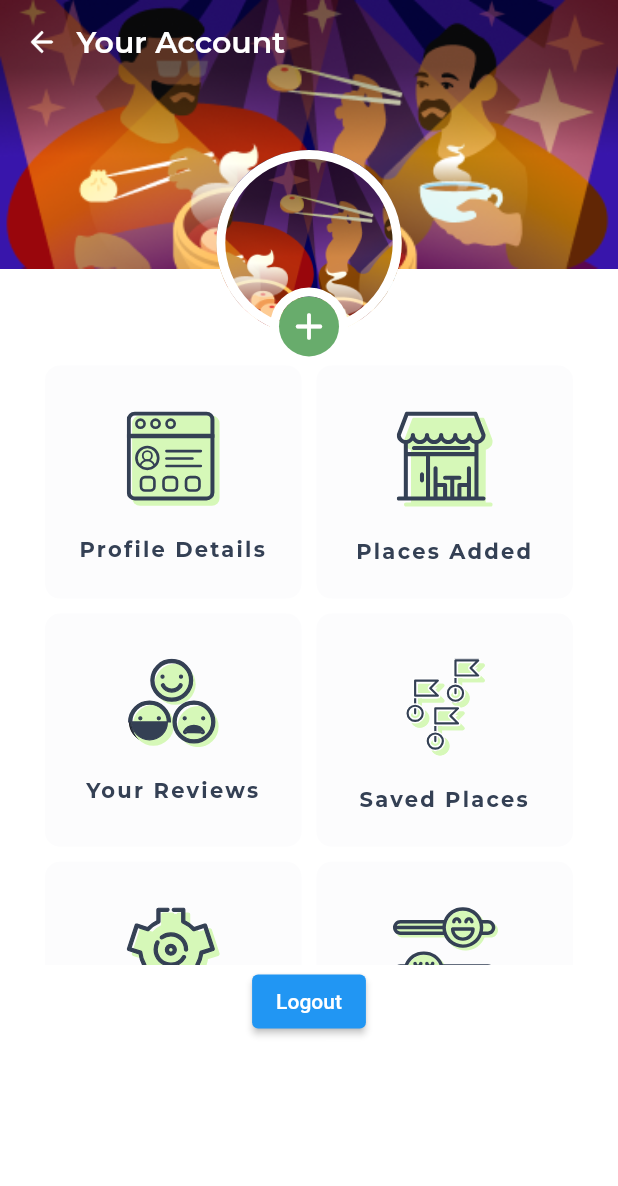
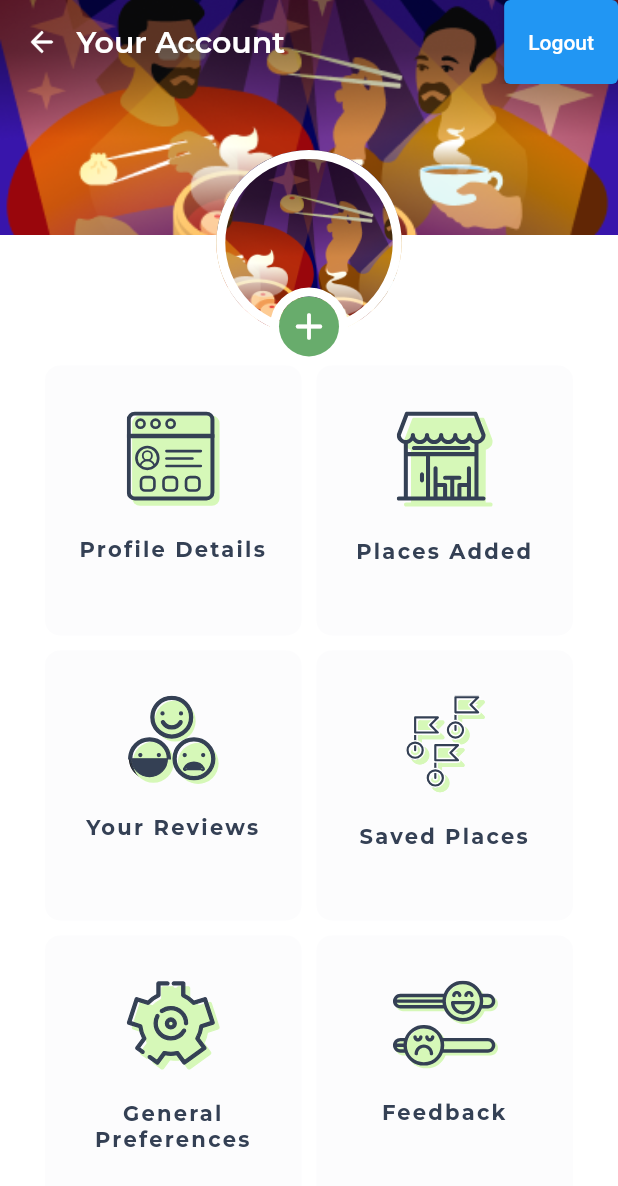
Before and after one commit to Karan0009/eat-good-app, a Flutter app: the ProfileScreen screen opened by its route, on a phone screen of 412 x 824 dp. Shown: the top 1186 px of the screen. Run offline on Flutter 3.47's test engine with Material 2 defaults, Android fonts, the phone set to English and light mode, and no system bars; our stand-ins replace cloud_firestore, firebase_auth, firebase_core, flutter_native_splash, flutter_svg, get_it and 5 more; accounts and stored records are empty.

Commit message:
fix: scroll issue in profile page

```diff
--- a/assets/lang/en.json
+++ b/assets/lang/en.json
@@ -23,5 +23,6 @@
   "yourReviews": "Your Reviews",
   "savedPlaces": "Saved Places",
   "generalPreferences": "General Preferences",
-  "feedback": "Feedback"
+  "feedback": "Feedback",
+  "profilePicture":"Profile Picture"
 }
--- a/assets/lang/hi.json
+++ b/assets/lang/hi.json
@@ -23,5 +23,6 @@
   "yourReviews": "आपकी समीक्षा",
   "savedPlaces": "सहेजी गई जगहें",
   "generalPreferences": "सामान्य प्राथमिकताएं",
-  "feedback": "प्रतिक्रिया"
+  "feedback": "प्रतिक्रिया",
+  "profilePicture":"प्रोफ़ाइल चित्र"
 }
--- a/lib/locator.dart
+++ b/lib/locator.dart
@@ -9,6 +9,7 @@ import 'package:login_screen_2/screens/profile_screen/repositories/profile_scree
 import 'package:login_screen_2/shared/providers/theme_provider.dart';
 // import 'package:login_screen_2/shared/providers/theme_provider.dart';
 import 'package:login_screen_2/shared/providers/user_provider.dart';
+import 'package:login_screen_2/shared/services/add_image_service.dart';
 import 'package:login_screen_2/shared/services/navigation_service.dart';
 
 import 'screens/home_screen/repositories/home_screen_repo_impl.dart';
@@ -20,6 +21,7 @@ void setupLocator() {
   locator.registerLazySingleton<FirebaseFirestore>(
       () => FirebaseFirestore.instance);
   locator.registerSingleton<NavigationService>(NavigationService());
+  locator.registerLazySingleton<AddImageService>(() => AddImageService());
   locator.registerFactory<LoginScreenRepo>(() => LoginScreenRepoImpl());
   locator.registerFactory<ProfileScreenRepo>(() => ProfileScreenRepoImpl());
   locator
--- a/lib/screens/profile_screen/views/profile_screen.view.dart
+++ b/lib/screens/profile_screen/views/profile_screen.view.dart
@@ -6,6 +6,7 @@ import 'package:provider/provider.dart';
 import 'package:flutter_svg/svg.dart';
 
 import '../../../locator.dart';
+import '../../../shared/components/loading_overlay/loading_overlay.dart';
 import '../../../shared/components/margin/margin.dart';
 import '../../../shared/providers/user_provider.dart';
 import '../components/avatar_circle/avatar_circle.dart';
@@ -29,17 +30,12 @@ class _ProfileScreenState extends State<ProfileScreen> {
   @override
   Widget build(BuildContext context) {
     final userProvider = locator<UserProvider>();
-    // double screenHeight = MediaQuery.of(context).size.height * 0.95;
+    double screenHeight = MediaQuery.of(context).size.height * 0.95;
     final vm = Provider.of<ProfileScreenViewModel>(context, listen: true);
 
-// LoadingOverlay(
-//       isLoading: vm.isLoading,
-//       child: GestureDetector(
-//         onTap: () {
-//           FocusManager.instance.primaryFocus?.unfocus();
-//         },
-//         child:
-    return GestureDetector(
+    return LoadingOverlay(
+      isLoading: vm.isLoading,
+      child: GestureDetector(
         onTap: () {
           FocusManager.instance.primaryFocus?.unfocus();
         },
@@ -73,51 +69,7 @@ class _ProfileScreenState extends State<ProfileScreen> {
                 ),
               ),
             ),
-          // const Icon(
-          //   Icons.arrow_back,
-          //   color: Colors.black,
-          // ),
-        ),
-        body: SingleChildScrollView(
-          keyboardDismissBehavior: ScrollViewKeyboardDismissBehavior.onDrag,
-          child: Container(
-            decoration: const BoxDecoration(
-              image: DecorationImage(
-                image: AssetImage(
-                  "assets/images/profile_cover_illustration.png",
-                ),
-                alignment: Alignment.topCenter,
-                fit: BoxFit.contain,
-              ),
-            ),
-            child: Column(
-              children: [
-                const Margin(height: 100),
-                const AvatarCircle(),
-                SizedBox(
-                  height: 400,
-                  // padding: const EdgeInsets.symmetric(horizontal: 30),
-                  child: GridView.builder(
-                    gridDelegate:
-                        const SliverGridDelegateWithFixedCrossAxisCount(
-                      crossAxisCount: 2, // Number of columns in the grid
-                      crossAxisSpacing: 10,
-                      mainAxisSpacing: 10,
-                      childAspectRatio: 1.1,
-                    ),
-                    padding: const EdgeInsets.symmetric(horizontal: 30),
-                    itemCount: vm
-                        .getMenuItems()
-                        .length, // Total number of items in the grid
-                    itemBuilder: (BuildContext context, int index) {
-                      return MenuItem(
-                        svgPath: vm.getMenuItems()[index].icon,
-                        title: AppLocalizations.of(context)
-                            .translate(vm.getMenuItems()[index].title),
-                      );
-                    },
-                  ),
-                ),
+            actions: [
               if (userProvider.user != null)
                 ElevatedButton(
                   onPressed: () {
@@ -132,13 +84,67 @@ class _ProfileScreenState extends State<ProfileScreen> {
                   },
                   child: const Text("Login"),
                 ),
+            ],
+            // const Icon(
+            //   Icons.arrow_back,
+            //   color: Colors.black,
+            // ),
+          ),
+          body:
+              // SingleChildScrollView(
+              //   keyboardDismissBehavior: ScrollViewKeyboardDismissBehavior.onDrag,
+              //   child:
+              Stack(
+            alignment: Alignment.topCenter,
+            children: [
+              Image.asset(
+                "assets/images/profile_cover_illustration.png",
+                height: screenHeight * 0.2,
+                width: double.infinity,
+                fit: BoxFit.cover,
+              ),
+              Column(
+                children: [
                   const Margin(height: 100),
+                  const AvatarCircle(),
+                  // SizedBox(
+                  //   height: 400,
+                  //   // padding: const EdgeInsets.symmetric(horizontal: 30),
+                  //   child:
+                  Expanded(
+                    child: GridView.builder(
+                      gridDelegate:
+                          const SliverGridDelegateWithFixedCrossAxisCount(
+                        crossAxisCount: 2, // Number of columns in the grid
+                        crossAxisSpacing: 10,
+                        mainAxisSpacing: 10,
+                        childAspectRatio: 0.95,
+                      ),
+                      padding: const EdgeInsets.only(
+                        left: 30,
+                        right: 30,
+                        bottom: 30,
+                      ),
+                      itemCount: vm
+                          .getMenuItems()
+                          .length, // Total number of items in the grid
+                      itemBuilder: (BuildContext context, int index) {
+                        return MenuItem(
+                          svgPath: vm.getMenuItems()[index].icon,
+                          title: AppLocalizations.of(context)
+                              .translate(vm.getMenuItems()[index].title),
+                        );
+                      },
+                    ),
+                  ),
+                  // ),
                 ],
               ),
+            ],
           ),
+          // ),
         ),
       ),
     );
-    // );
   }
 }
--- /dev/null
+++ b/lib/screens/view_profile_photo_screen/models/view_profile_photo_screen_arguments.dart
@@ -0,0 +1,11 @@
+import 'dart:io';
+
+class ViewProfilePhotoScreenArguments {
+  final File imageFile;
+
+  ViewProfilePhotoScreenArguments({required this.imageFile});
+
+  factory ViewProfilePhotoScreenArguments.fromJson(Map<String, dynamic> json) {
+    return ViewProfilePhotoScreenArguments(imageFile: json["imageFile"]);
+  }
+}
--- a/lib/shared/routes/routes.dart
+++ b/lib/shared/routes/routes.dart
@@ -4,7 +4,8 @@ import 'package:login_screen_2/screens/login_screen/views/login_screen.view.dart
 import 'package:login_screen_2/screens/login_screen/views/new_user_details_screen.view.dart';
 import 'package:login_screen_2/screens/login_screen/views/otp_verification_screen.view.dart';
 import 'package:login_screen_2/screens/profile_screen/views/profile_screen.view.dart';
-import 'package:login_screen_2/screens/view_profile_photo_screen/views/view_profile_photo_screen.dart';
+import 'package:login_screen_2/screens/view_profile_photo_screen/models/view_profile_photo_screen_arguments.dart';
+import 'package:login_screen_2/screens/view_profile_photo_screen/views/view_profile_photo_screen.view.dart';
 
 import '../../screens/home_screen/models/home_page_view_arguments.dart';
 
@@ -47,10 +48,17 @@ class AppRoutes {
           settings: settings,
         );
       case NamedRoute.viewProfilePhotoScreen:
-        return MaterialPageRoute(
-          builder: (context) => const ViewProfilePhotoScreen(),
-          settings: settings,
-        );
+        if (args is ViewProfilePhotoScreenArguments) {
+          return MaterialPageRoute(
+            builder: (context) => ViewProfilePhotoScreen(data: args),
+            settings: settings,
+          );
+        } else {
+          return MaterialPageRoute(
+            builder: (context) => const _UndefinedView(),
+            settings: settings,
+          );
+        }
       default:
         return MaterialPageRoute(
           builder: (context) => const _UndefinedView(),
```
Also changed, not shown: lib/screens/profile_screen/components/avatar_circle/avatar_circle.dart (+0 -9 lines), lib/screens/profile_screen/view_models/profile.viewmodel.dart (+22 -77 lines), lib/screens/view_profile_photo_screen/views/view_profile_photo_screen.dart (deleted, +0 -10 lines), lib/screens/view_profile_photo_screen/views/view_profile_photo_screen.view.dart (added, +90 -0 lines), lib/shared/services/add_image_service.dart (added, +75 -0 lines), assets/images/ding_ding_meme.png (added). Lines whose indentation alone changed are shown as unchanged.
